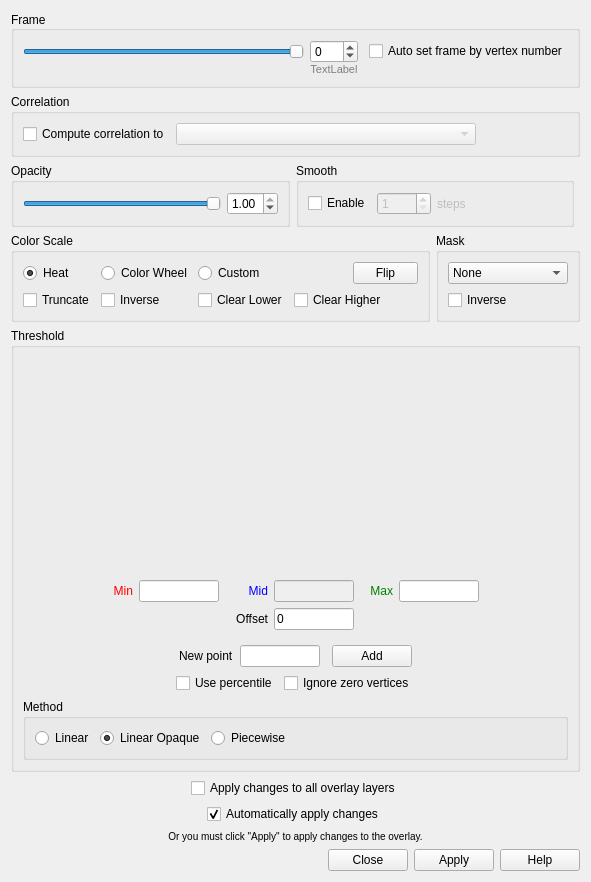
Before: the Qt Designer form freeview/WindowConfigureOverlay.ui in freesurfer/freesurfer, drawn with Qt 5.
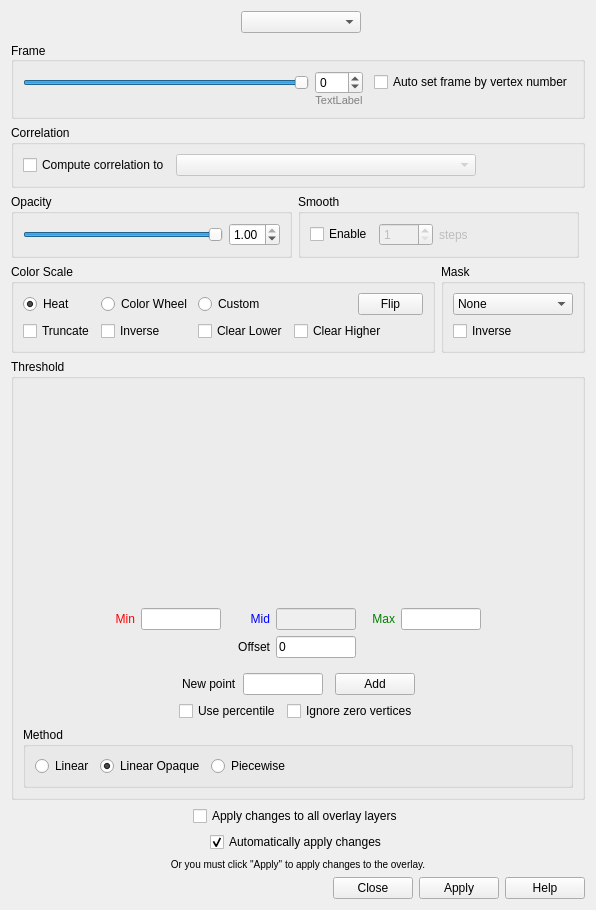
After: the same form once the commit is applied. Custom widgets are drawn as their Qt base class.

Commit message: Change active overlay directly in Configure Overlay window. Display threshold and histogram in percentile when use percentile is on.

```diff
--- a/freeview/WindowConfigureOverlay.ui
+++ b/freeview/WindowConfigureOverlay.ui
@@ -6,14 +6,86 @@
    <rect>
     <x>0</x>
     <y>0</y>
-    <width>591</width>
-    <height>882</height>
+    <width>596</width>
+    <height>910</height>
    </rect>
   </property>
   <property name="windowTitle">
    <string>Configure Overlay</string>
   </property>
   <layout class="QVBoxLayout" name="verticalLayout_2">
+   <item>
+    <widget class="QWidget" name="widgetOverlayList" native="true">
+     <layout class="QHBoxLayout" name="horizontalLayout_10">
+      <property name="leftMargin">
+       <number>0</number>
+      </property>
+      <property name="topMargin">
+       <number>0</number>
+      </property>
+      <property name="rightMargin">
+       <number>0</number>
+      </property>
+      <property name="bottomMargin">
+       <number>3</number>
+      </property>
+      <item>
+       <widget class="QWidget" name="widgetOverlayList_2" native="true">
+        <layout class="QHBoxLayout" name="horizontalLayout_11">
+         <property name="leftMargin">
+          <number>0</number>
+         </property>
+         <property name="topMargin">
+          <number>0</number>
+         </property>
+         <property name="rightMargin">
+          <number>0</number>
+         </property>
+         <property name="bottomMargin">
+          <number>3</number>
+         </property>
+         <item>
+          <spacer name="horizontalSpacer_20">
+           <property name="orientation">
+            <enum>Qt::Horizontal</enum>
+           </property>
+           <property name="sizeHint" stdset="0">
+            <size>
+             <width>40</width>
+             <height>5</height>
+            </size>
+           </property>
+          </spacer>
+         </item>
+        </layout>
+       </widget>
+      </item>
+      <item>
+       <widget class="QComboBox" name="comboBoxOverlayList">
+        <property name="minimumSize">
+         <size>
+          <width>120</width>
+          <height>0</height>
+         </size>
+        </property>
+       </widget>
+      </item>
+      <item>
+       <spacer name="horizontalSpacer_19">
+        <property name="orientation">
+         <enum>Qt::Horizontal</enum>
+        </property>
+        <property name="sizeHint" stdset="0">
+         <size>
+          <width>40</width>
+          <height>5</height>
+         </size>
+        </property>
+       </spacer>
+      </item>
+     </layout>
+    </widget>
+   </item>
    <item>
     <layout class="QGridLayout" name="gridLayout_2">
      <property name="leftMargin">
```
Left out of the diff: 211 changed lines with no effect on the pictures. The commit also changes 6 other files.
